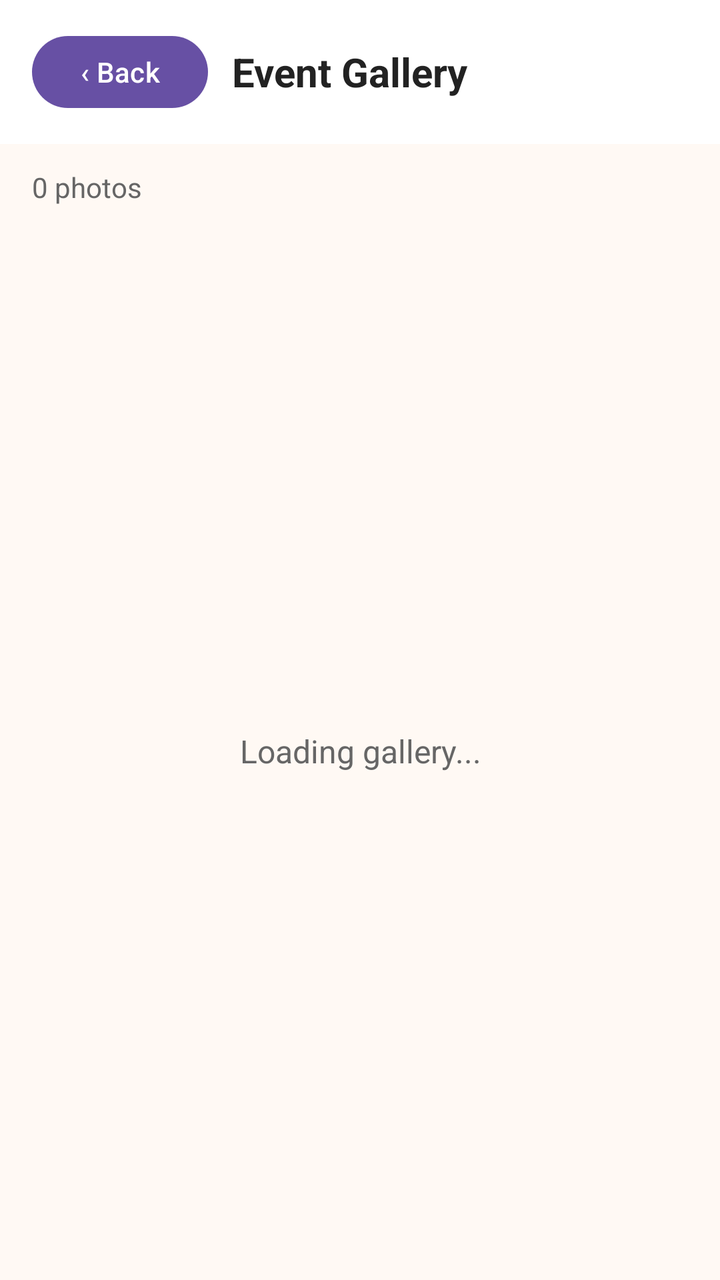
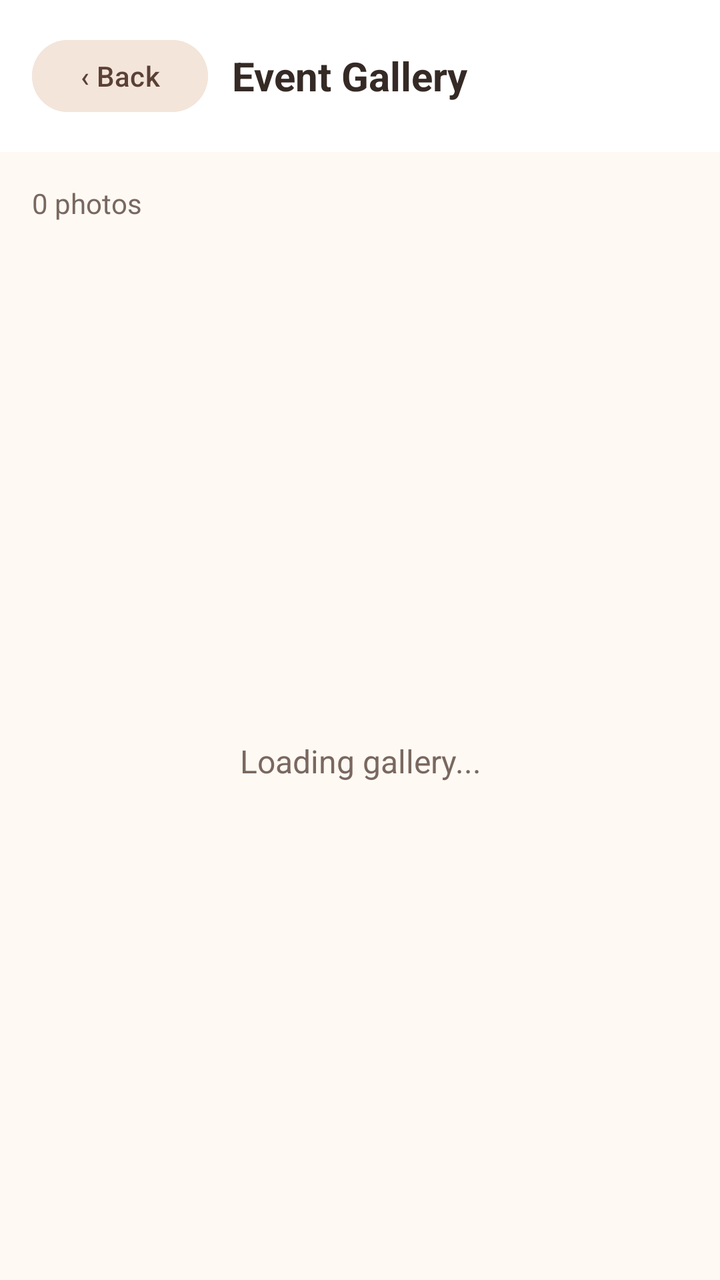

Before-and-after screenshots of an Android layout around one commit, followed by the original layout XML and the change that was made.
<!-- AndroidManifest.xml: application theme Theme.Festive_hub -->
<!-- res/layout/activity_event_gallery.xml -->
<?xml version="1.0" encoding="utf-8"?>
<LinearLayout xmlns:android="http://schemas.android.com/apk/res/android"
    android:layout_width="match_parent"
    android:layout_height="match_parent"
    android:orientation="vertical"
    android:background="#FFF9F4">

    <LinearLayout
        android:layout_width="match_parent"
        android:layout_height="wrap_content"
        android:gravity="center_vertical"
        android:orientation="horizontal"
        android:paddingStart="16dp"
        android:paddingEnd="16dp"
        android:paddingTop="14dp"
        android:paddingBottom="14dp"
        android:background="#FFFFFF">

        <Button
            android:id="@+id/btnGalleryBack"
            android:layout_width="wrap_content"
            android:layout_height="44dp"
            android:text="‹ Back"
            android:textAllCaps="false" />

        <TextView
            android:id="@+id/tvGalleryTitle"
            android:layout_width="0dp"
            android:layout_height="wrap_content"
            android:layout_weight="1"
            android:layout_marginStart="12dp"
            android:text="Event Gallery"
            android:textColor="#222222"
            android:textSize="20sp"
            android:textStyle="bold" />
    </LinearLayout>

    <TextView
        android:id="@+id/tvGalleryCount"
        android:layout_width="match_parent"
        android:layout_height="wrap_content"
        android:paddingStart="16dp"
        android:paddingTop="12dp"
        android:paddingBottom="8dp"
        android:text="0 photos"
        android:textColor="#666666"
        android:textSize="14sp" />

    <TextView
        android:id="@+id/tvGalleryEmpty"
        android:layout_width="match_parent"
        android:layout_height="wrap_content"
        android:layout_weight="1"
        android:gravity="center"
        android:padding="24dp"
        android:text="Loading gallery..."
        android:textColor="#666666"
        android:textSize="16sp" />

    <GridView
        android:id="@+id/gridGallery"
        android:layout_width="match_parent"
        android:layout_height="0dp"
        android:layout_weight="1"
        android:columnWidth="150dp"
        android:numColumns="2"
        android:horizontalSpacing="8dp"
        android:verticalSpacing="8dp"
        android:padding="8dp"
        android:clipToPadding="false"
        android:stretchMode="columnWidth"
        android:visibility="gone" />
</LinearLayout>
<!-- resources referenced by this layout -->
<resources>
  <style name="Theme.Festive_hub" parent="Base.Theme.Festive_hub" />
  <style name="Base.Theme.Festive_hub" parent="Theme.Material3.DayNight.NoActionBar">
          
          
      </style>
</resources>

<!-- the commit's change to res/layout/activity_event_gallery.xml (unified diff, before → after) -->
@@ -5,6 +5,7 @@
     android:orientation="vertical"
     android:background="#FFF9F4">
 
+    
     <LinearLayout
         android:layout_width="match_parent"
         android:layout_height="wrap_content"
@@ -12,8 +13,8 @@
         android:orientation="horizontal"
         android:paddingStart="16dp"
         android:paddingEnd="16dp"
-        android:paddingTop="14dp"
-        android:paddingBottom="14dp"
+        android:paddingTop="16dp"
+        android:paddingBottom="16dp"
         android:background="#FFFFFF">
 
         <Button
@@ -21,7 +22,9 @@
             android:layout_width="wrap_content"
             android:layout_height="44dp"
             android:text="‹ Back"
-            android:textAllCaps="false" />
+            android:textAllCaps="false"
+            android:textColor="#5B4035"
+            android:backgroundTint="#F3E5DA" />
 
         <TextView
             android:id="@+id/tvGalleryTitle"
@@ -30,44 +33,54 @@
             android:layout_weight="1"
             android:layout_marginStart="12dp"
             android:text="Event Gallery"
-            android:textColor="#222222"
+            android:textColor="#352A25"
             android:textSize="20sp"
             android:textStyle="bold" />
     </LinearLayout>
 
+    
     <TextView
         android:id="@+id/tvGalleryCount"
         android:layout_width="match_parent"
         android:layout_height="wrap_content"
         android:paddingStart="16dp"
-        android:paddingTop="12dp"
-        android:paddingBottom="8dp"
+        android:paddingEnd="16dp"
+        android:paddingTop="16dp"
+        android:paddingBottom="10dp"
         android:text="0 photos"
-        android:textColor="#666666"
+        android:textColor="#79685F"
         android:textSize="14sp" />
 
+    
     <TextView
         android:id="@+id/tvGalleryEmpty"
         android:layout_width="match_parent"
-        android:layout_height="wrap_content"
+        android:layout_height="0dp"
         android:layout_weight="1"
         android:gravity="center"
         android:padding="24dp"
         android:text="Loading gallery..."
-        android:textColor="#666666"
-        android:textSize="16sp" />
+        android:textColor="#79685F"
+        android:textSize="16sp"
+        android:visibility="visible" />
 
+    
     <GridView
         android:id="@+id/gridGallery"
         android:layout_width="match_parent"
         android:layout_height="0dp"
         android:layout_weight="1"
+        android:numColumns="2"
         android:columnWidth="150dp"
-        android:numColumns="2"
-        android:horizontalSpacing="8dp"
-        android:verticalSpacing="8dp"
-        android:padding="8dp"
+        android:horizontalSpacing="10dp"
+        android:verticalSpacing="12dp"
+        android:paddingStart="12dp"
+        android:paddingEnd="12dp"
+        android:paddingTop="6dp"
+        android:paddingBottom="16dp"
         android:clipToPadding="false"
         android:stretchMode="columnWidth"
+        android:gravity="center"
         android:visibility="gone" />
+
 </LinearLayout>
